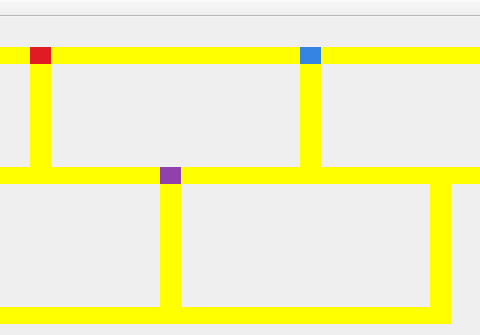
First picture: the form in mainwindow.ui, repository pedrolucas27/malha-ferroviaria, before the edit; both pictures show x 300 to 780 and y 0 to 335 of the 1219 by 422 pixel window.
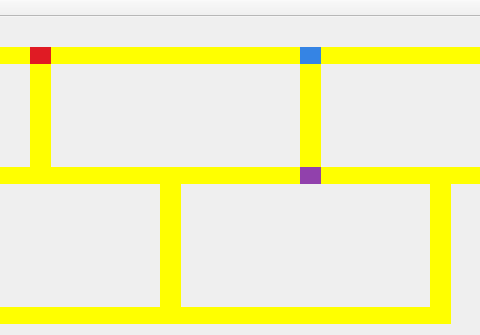
Second picture: the form after the edit.

The edit to the form file:
```diff
--- a/mainwindow.ui
+++ b/mainwindow.ui
@@ -516,7 +516,7 @@
    <widget class="QLabel" name="label_trem5">
     <property name="geometry">
      <rect>
-      <x>460</x>
+      <x>600</x>
       <y>150</y>
       <width>21</width>
       <height>17</height>
```
Left out of the diff: 2 changed lines with no effect on the pictures.
